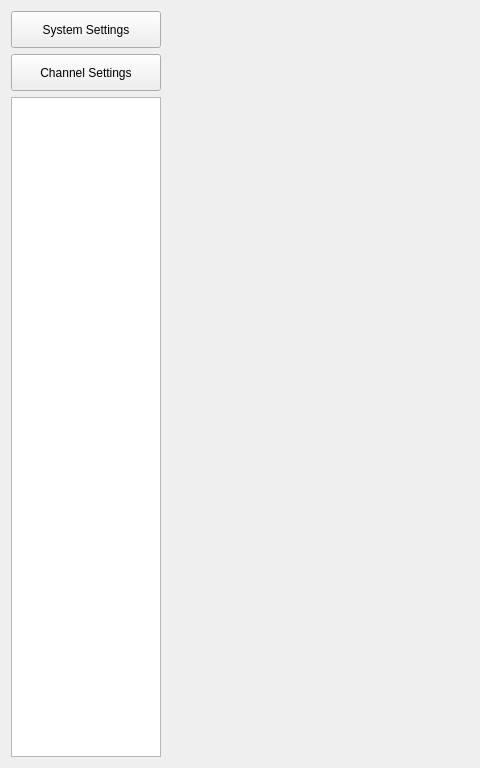
519984307/Container_Multiple_Channels_20200522, file Main/Setting/setting_form.ui: the form before one commit; both pictures show x 0 to 480 and y 0 to 768 of the 1024 by 768 pixel window.
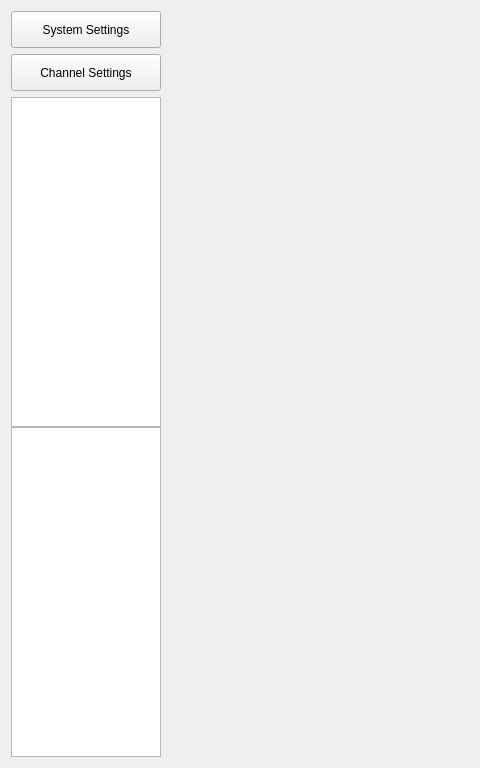
The form after the commit. Icons and pictures are not drawn.

```diff
--- a/Main/Setting/setting_form.ui
+++ b/Main/Setting/setting_form.ui
@@ -17,17 +17,7 @@
    <iconset resource="../ico.qrc">
     <normaloff>:/UI_ICO/ICO/ICO.ico</normaloff>:/UI_ICO/ICO/ICO.ico</iconset>
   </property>
-  <layout class="QGridLayout" name="gridLayout_2">
-   <item row="4" column="1">
-    <widget class="QDialogButtonBox" name="buttonBox">
-     <property name="standardButtons">
-      <set>QDialogButtonBox::Ignore|QDialogButtonBox::Save</set>
-     </property>
-    </widget>
-   </item>
-   <item row="0" column="1" rowspan="4">
-    <layout class="QGridLayout" name="gridLayout"/>
-   </item>
+  <layout class="QGridLayout" name="gridLayout_2" columnstretch="0,1" columnminimumwidth="0,0">
    <item row="0" column="0">
     <widget class="QPushButton" name="system_pushButton">
      <property name="minimumSize">
@@ -66,8 +56,23 @@
      </property>
     </widget>
    </item>
-   <item row="2" column="0" rowspan="3">
-    <widget class="QListWidget" name="listWidget">
+   <item row="2" column="0" rowspan="2">
+    <layout class="QVBoxLayout" name="verticalLayout">
+     <property name="spacing">
+      <number>0</number>
+     </property>
+     <item>
+      <widget class="QListWidget" name="system_listWidget">
+       <property name="maximumSize">
+        <size>
+         <width>150</width>
+         <height>16777215</height>
+        </size>
+       </property>
+      </widget>
+     </item>
+     <item>
+      <widget class="QListWidget" name="channel_listWidget">
      <property name="sizePolicy">
       <sizepolicy hsizetype="Expanding" vsizetype="Expanding">
        <horstretch>0</horstretch>
@@ -79,6 +84,15 @@
        <width>150</width>
        <height>16777215</height>
       </size>
+       </property>
+      </widget>
+     </item>
+    </layout>
+   </item>
+   <item row="3" column="1">
+    <widget class="QDialogButtonBox" name="buttonBox">
+     <property name="standardButtons">
+      <set>QDialogButtonBox::Ignore|QDialogButtonBox::Save</set>
      </property>
     </widget>
    </item>
```
Left out of the diff: 3 changed lines with no effect on the pictures. Lines whose indentation alone changed are shown as unchanged.
